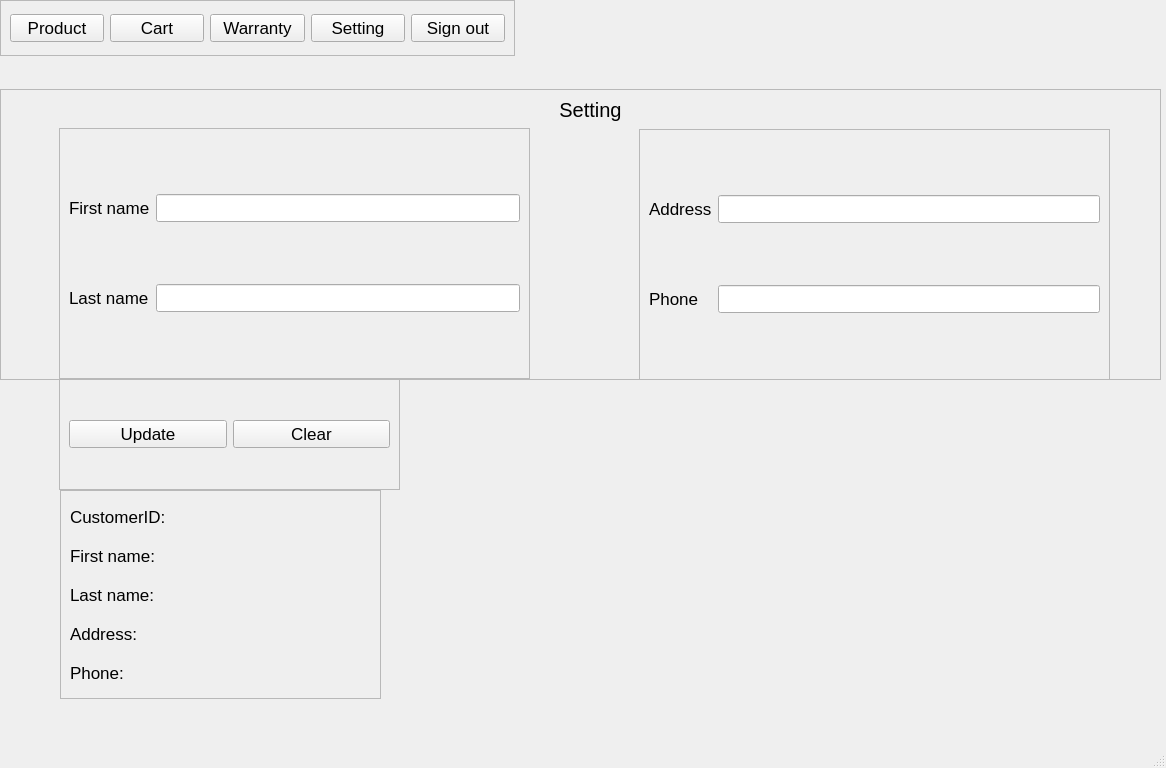
Qt form src/View/VIewUI/SettingUser.ui (Hai1205/ComputerStore-Python-) before a commit.
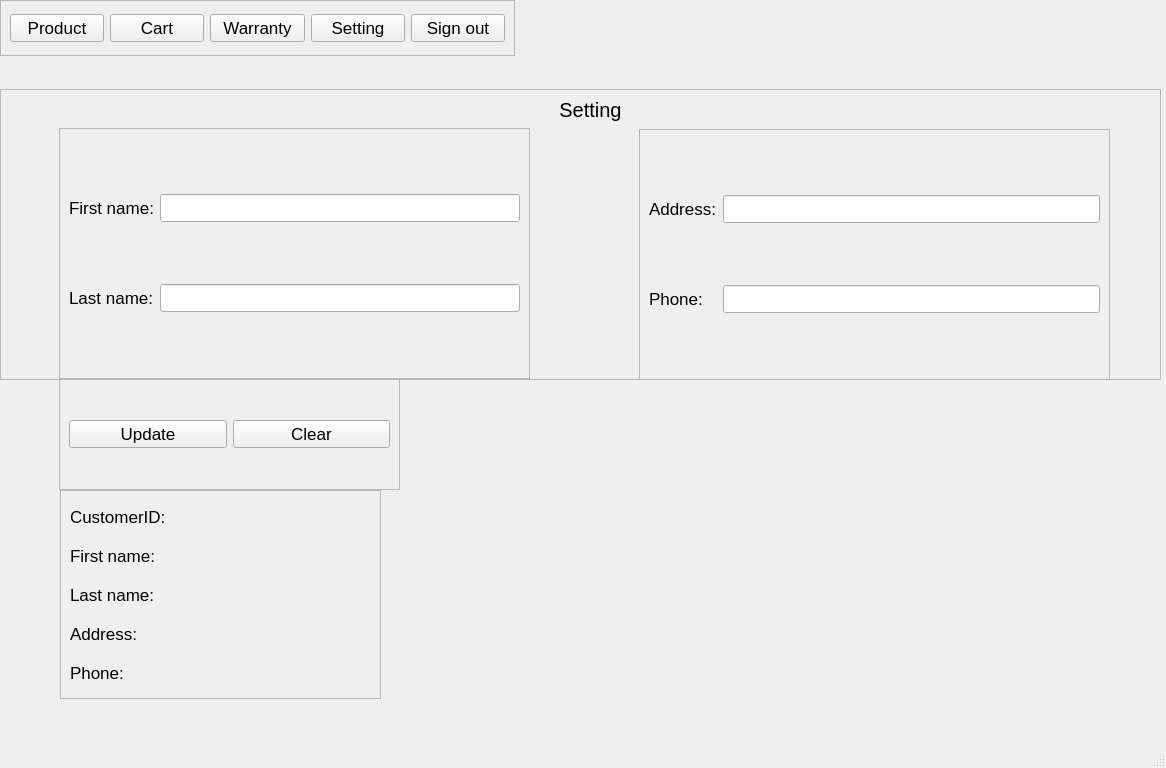
The same form after that commit.

What changed in the file:
```diff
--- a/src/View/VIewUI/SettingUser.ui
+++ b/src/View/VIewUI/SettingUser.ui
@@ -141,14 +141,14 @@
       <item row="0" column="0">
        <widget class="QLabel" name="label_2">
         <property name="text">
-         <string>First name</string>
+         <string>First name:</string>
         </property>
        </widget>
       </item>
       <item row="1" column="0">
        <widget class="QLabel" name="label_3">
         <property name="text">
-         <string>Last name</string>
+         <string>Last name:</string>
         </property>
        </widget>
       </item>
@@ -179,7 +179,7 @@
       <item row="0" column="0">
        <widget class="QLabel" name="label_5">
         <property name="text">
-         <string>Address</string>
+         <string>Address:</string>
         </property>
        </widget>
       </item>
@@ -189,7 +189,7 @@
       <item row="1" column="0">
        <widget class="QLabel" name="label_6">
         <property name="text">
-         <string>Phone</string>
+         <string>Phone:</string>
         </property>
        </widget>
       </item>
```
